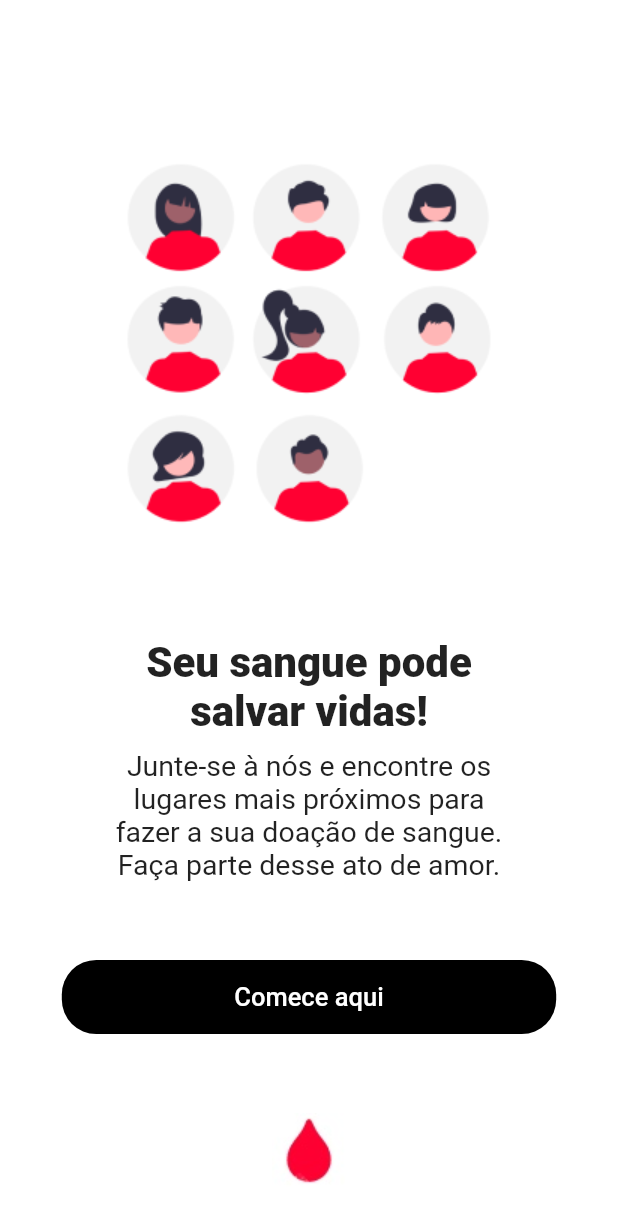
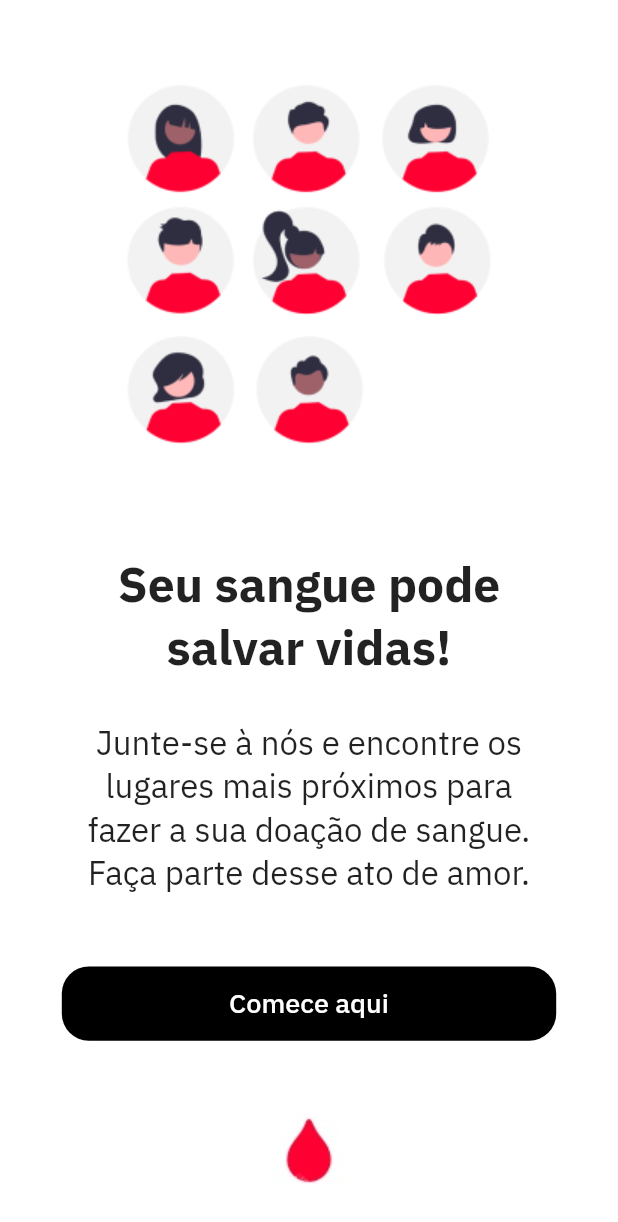
Before and after one commit to rannaraabe/blood, a Flutter app: the screen it shows after launch, on a phone screen of 412 x 824 dp. Shown: the top 1222 px of the screen. Run offline on Flutter 3.47's test engine with Material 2 defaults, Android fonts, the phone set to English and light mode, and no system bars; our stand-ins replace firebase_auth, firebase_core, flutter_modular, google_sign_in, mobx; accounts and stored records are empty; generated files the repository leaves out were written again.

Commit message:
adding font settings

```diff
--- a/blood-app/lib/app/app_widget.dart
+++ b/blood-app/lib/app/app_widget.dart
@@ -24,7 +24,8 @@ class _AppWidgetState extends State<AppWidget> {
 
     return MaterialApp(
       debugShowCheckedModeBanner: false,
-      theme: ThemeData(backgroundColor: Color(0xFFFF0032)),
+      theme: ThemeData(
+          backgroundColor: Color(0xFFFF0032), fontFamily: 'IBM Plex Sans'),
     ).modular();
   }
 }
--- a/blood-app/lib/app/modules/inicio/inicio_page.dart
+++ b/blood-app/lib/app/modules/inicio/inicio_page.dart
@@ -15,7 +15,6 @@ class InicioPage extends StatelessWidget {
               mainAxisAlignment: MainAxisAlignment.center,
               crossAxisAlignment: CrossAxisAlignment.center,
               children: <Widget>[
-                Spacer(),
                 Image.asset('assets/images/inicio_image.png'),
                 Spacer(),
                 TextColumn(),
--- a/blood-app/lib/app/modules/inicio/widgets/inicio_button.dart
+++ b/blood-app/lib/app/modules/inicio/widgets/inicio_button.dart
@@ -29,7 +29,7 @@ class InicioButton extends StatelessWidget {
         height: height,
         width: width,
         decoration: BoxDecoration(
-          borderRadius: BorderRadius.circular(23.0),
+          borderRadius: BorderRadius.circular(18.0),
           color: AppTheme.black,
         ),
         child: Row(
@@ -37,7 +37,7 @@ class InicioButton extends StatelessWidget {
             Expanded(
               child: Text(
                 text,
-                style: AppTheme.style1,
+                style: AppTheme.regular_small_white,
                 textAlign: TextAlign.center,
               ),
             )
--- a/blood-app/lib/app/modules/inicio/widgets/text_column.dart
+++ b/blood-app/lib/app/modules/inicio/widgets/text_column.dart
@@ -14,30 +14,33 @@ class TextColumn extends StatelessWidget {
         children: [
           Text(
             'Seu sangue pode',
-            style: AppTheme.style2,
+            style: AppTheme.bold_large,
           ),
           Text(
             'salvar vidas!',
-            style: AppTheme.style2,
+            style: AppTheme.bold_large,
           ),
           SizedBox(
-            height: 8,
+            height: 10,
+          ),
+          Text(
+            '',
           ),
           Text(
             'Junte-se à nós e encontre os',
-            style: AppTheme.style3,
+            style: AppTheme.regular_medium,
           ),
           Text(
             'lugares mais próximos para',
-            style: AppTheme.style3,
+            style: AppTheme.regular_medium,
           ),
           Text(
             'fazer a sua doação de sangue.',
-            style: AppTheme.style3,
+            style: AppTheme.regular_medium,
           ),
           Text(
             'Faça parte desse ato de amor.',
-            style: AppTheme.style3,
+            style: AppTheme.regular_medium,
           ),
         ],
       ),
--- a/blood-app/lib/app/theme/app_theme.dart
+++ b/blood-app/lib/app/theme/app_theme.dart
@@ -6,20 +6,20 @@ class AppTheme {
   /// Black #000000
   static const black = Color(0xFF000000);
 
-  static const TextStyle style1 = TextStyle(
-    fontSize: 17,
+  /// TextStyle names: style-font + size + color (when it isn't default)
+  static const TextStyle regular_small_white = TextStyle(
+    fontSize: 18,
     fontFamily: 'IBM Plex Sans',
     fontWeight: FontWeight.w500,
     color: Colors.white,
   );
 
-  static const TextStyle style2 = TextStyle(
-    fontSize: 28,
-    fontWeight: FontWeight.w900,
+  static const TextStyle bold_large = TextStyle(
+    fontSize: 32,
+    fontWeight: FontWeight.bold,
   );
 
-  static const TextStyle style3 = TextStyle(
-    fontSize: 19,
+  static const TextStyle regular_medium = TextStyle(
+    fontSize: 22,
   );
-
 }
```
Also changed, not shown: blood-app/pubspec.yaml (+9 -6 lines), blood-app/fonts/IBMPlexSans-Bold.ttf (added), blood-app/fonts/IBMPlexSans-Light.ttf (added), blood-app/fonts/IBMPlexSans-Medium.ttf (added), blood-app/fonts/IBMPlexSans-Regular.ttf (added), blood-app/fonts/IBMPlexSans-SemiBold.ttf (added).
